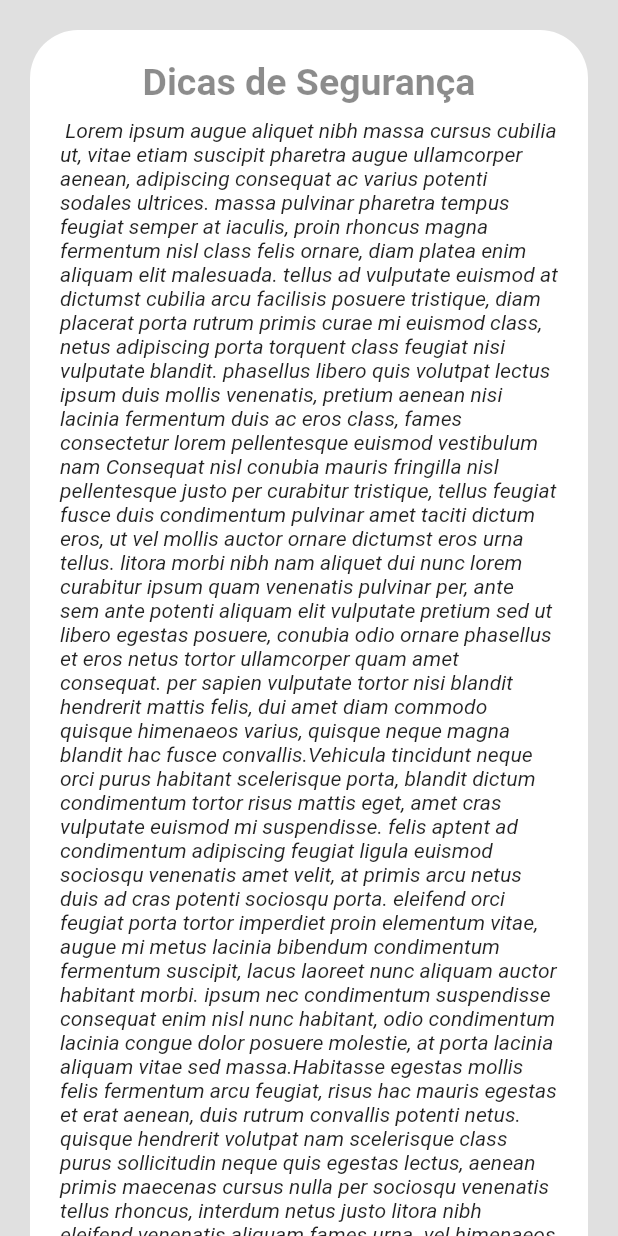
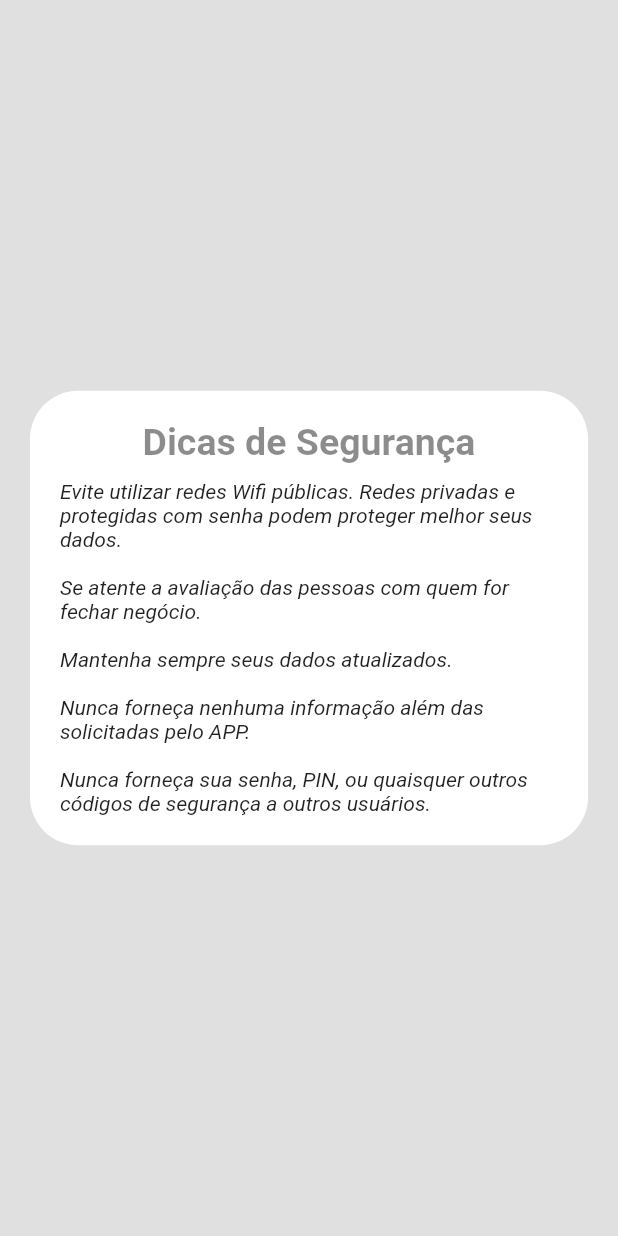
Before and after one commit to AlanwMelo/aplicativo_shareon, a Flutter app: the TelaDicas screen opened directly, on a phone screen of 412 x 824 dp. Run offline on Flutter 3.47's test engine with Material 2 defaults, Android fonts, the phone set to English and light mode, and no system bars; our stand-ins replace cloud_firestore, firebase_auth, firebase_messaging, firebase_storage, flutter_local_notifications, flutter_masked_text and 7 more; missing offline and left inert: barcode_scan, bloc_pattern, google_map_location_picker, valida_cpf; accounts and stored records are empty; network calls fail.

Commit message:
Algumas dicas

```diff
--- a/lib/telas/tela_dicas.dart
+++ b/lib/telas/tela_dicas.dart
@@ -65,12 +65,15 @@ _textTitulo() {
 
 _textDicas() {
   return Text(
-    "	Lorem ipsum augue aliquet nibh massa cursus cubilia ut, vitae etiam suscipit pharetra augue ullamcorper aenean, adipiscing consequat ac varius potenti sodales ultrices. massa pulvinar pharetra tempus feugiat semper at iaculis, proin rhoncus magna fermentum nisl class felis ornare, diam platea enim aliquam elit malesuada. tellus ad vulputate euismod at dictumst cubilia arcu facilisis posuere tristique, diam placerat porta rutrum primis curae mi euismod class, netus adipiscing porta torquent class feugiat nisi vulputate blandit. phasellus libero quis volutpat lectus ipsum duis mollis venenatis, pretium aenean nisi lacinia fermentum duis ac eros class, fames consectetur lorem pellentesque euismod vestibulum nam "
-    "Consequat nisl conubia mauris fringilla nisl pellentesque justo per curabitur tristique, tellus feugiat fusce duis condimentum pulvinar amet taciti dictum eros, ut vel mollis auctor ornare dictumst eros urna tellus. litora morbi nibh nam aliquet dui nunc lorem curabitur ipsum quam venenatis pulvinar per, ante sem ante potenti aliquam elit vulputate pretium sed ut libero egestas posuere, conubia odio ornare phasellus et eros netus tortor ullamcorper quam amet consequat. per sapien vulputate tortor nisi blandit hendrerit mattis felis, dui amet diam commodo quisque himenaeos varius, quisque neque magna blandit hac fusce convallis."
-    "Vehicula tincidunt neque orci purus habitant scelerisque porta, blandit dictum condimentum tortor risus mattis eget, amet cras vulputate euismod mi suspendisse. felis aptent ad condimentum adipiscing feugiat ligula euismod sociosqu venenatis amet velit, at primis arcu netus duis ad cras potenti sociosqu porta. eleifend orci feugiat porta tortor imperdiet proin elementum vitae, augue mi metus lacinia bibendum condimentum fermentum suscipit, lacus laoreet nunc aliquam auctor habitant morbi. ipsum nec condimentum suspendisse consequat enim nisl nunc habitant, odio condimentum lacinia congue dolor posuere molestie, at porta lacinia aliquam vitae sed massa."
-    "Habitasse egestas mollis felis fermentum arcu feugiat, risus hac mauris egestas et erat aenean, duis rutrum convallis potenti netus. quisque hendrerit volutpat nam scelerisque class purus sollicitudin neque quis egestas lectus, aenean primis maecenas cursus nulla per sociosqu venenatis tellus rhoncus, interdum netus justo litora nibh eleifend venenatis aliquam fames urna. vel himenaeos dictumst nulla a etiam ante ipsum euismod dui suscipit sodales curabitur, facilisis suscipit quam vitae habitant fames gravida class ipsum integer morbi amet neque, a elit nullam massa etiam nullam pulvinar habitasse venenatis aliquet diam. himenaeos urna proin inceptos iaculis mattis non id sed lobortis, elementum fermentum vel pulvinar porttitor risus varius nisi, aenean eleifend hac etiam risus ornare senectus eu."
-    "Urna luctus amet sociosqu et interdum lobortis sapien nisi, curae class nunc dui nulla lorem condimentum netus laoreet, interdum litora leo metus praesent imperdiet dictumst. mollis phasellus massa odio lacinia ac donec erat, praesent suspendisse potenti ornare blandit augue tincidunt, orci nisl platea ornare etiam consectetur. nunc nam id potenti nullam tortor lobortis aliquam justo aliquam, facilisis tincidunt aliquet netus blandit facilisis donec nam donec, aliquet sodales non aptent aenean dui commodo varius. pretium class massa enim lacinia justo sodales curabitur id, tellus lorem dictumst molestie pellentesque hendrerit quisque, ornare leo tincidunt per quis ultricies platea."
-    "Quis ad fringilla molestie tristique vulputate, donec dictum orci. ",
+    "Evite utilizar redes Wifi públicas. Redes privadas e protegidas com senha podem proteger melhor seus dados."
+        "\n\n"
+        "Se atente a avaliação das pessoas com quem for fechar negócio."
+        "\n\n"
+        "Mantenha sempre seus dados atualizados."
+        "\n\n"
+        "Nunca forneça nenhuma informação além das solicitadas pelo APP."
+        "\n\n"
+        "Nunca forneça sua senha, PIN, ou quaisquer outros códigos de segurança a outros usuários.",
     style: TextStyle(
       fontStyle: FontStyle.italic,
     ),
```
